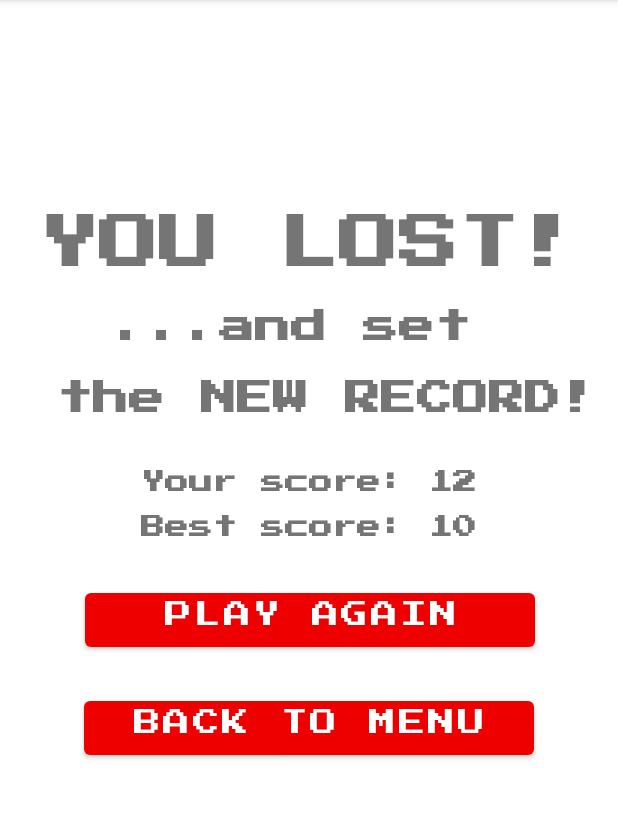
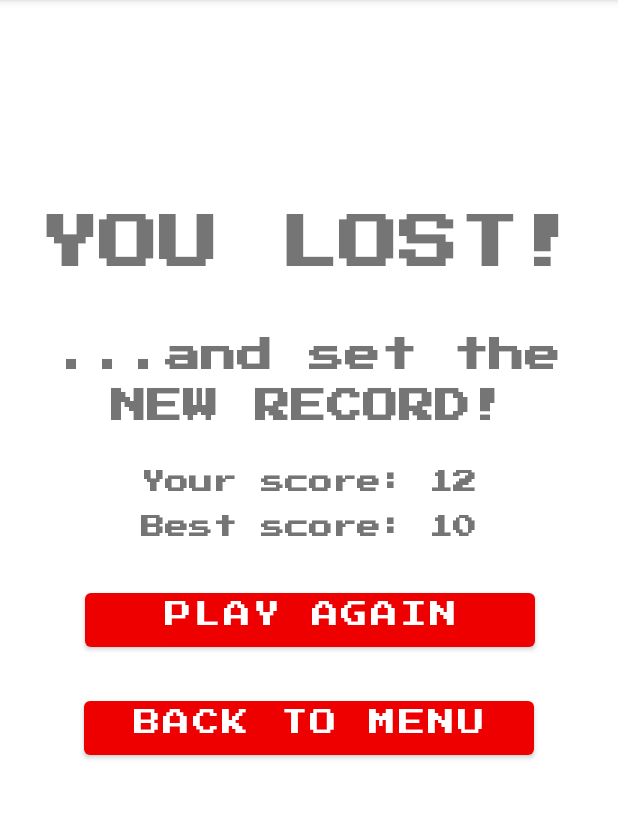
Before and after one commit to rachmiroff/super-mega-snake-android, an Android app: the SinglePlayerDefeatActivityNewRecord screen opened directly, with no data from a screen before it, on a phone screen of 412 x 824 dp, the part 84-903 px from its top. Run offline under Robolectric (Android 15) with nearby library versions, the phone set to English and light mode, and no system bars.

Commit message:
Modify the Single-player Defeat Activity with New Record layout (Closes #14)

```diff
--- a/app/src/main/AndroidManifest.xml
+++ b/app/src/main/AndroidManifest.xml
@@ -12,7 +12,7 @@
         android:theme="@style/Theme.SuperMegaSnake"
         tools:targetApi="31">
         <activity
-            android:name=".SinglePlayerDefeatActivity"
+            android:name=".SinglePlayerDefeatActivityNewRecord"
             android:exported="false" />
         <activity
             android:name=".MainActivity"
--- a/app/src/main/java/kg/auca/super_mega_snake/SinglePlayerDefeatActivity.java
+++ b/app/src/main/java/kg/auca/super_mega_snake/SinglePlayerDefeatActivityNewRecord.java
@@ -4,11 +4,11 @@ import androidx.appcompat.app.AppCompatActivity;
 
 import android.os.Bundle;
 
-public class SinglePlayerDefeatActivity extends AppCompatActivity {
+public class SinglePlayerDefeatActivityNewRecord extends AppCompatActivity {
 
     @Override
     protected void onCreate(Bundle savedInstanceState) {
         super.onCreate(savedInstanceState);
-        setContentView(R.layout.activity_single_player_defeat);
+        setContentView(R.layout.activity_single_player_defeat_new_record);
     }
 }
--- a/app/src/main/res/layout/activity_single_player_defeat.xml
+++ b/app/src/main/res/layout/activity_single_player_defeat_new_record.xml
@@ -4,7 +4,7 @@
     xmlns:tools="http://schemas.android.com/tools"
     android:layout_width="match_parent"
     android:layout_height="match_parent"
-    tools:context=".SinglePlayerDefeatActivity">
+    tools:context=".SinglePlayerDefeatActivityNewRecord">
 
     <TextView
         android:id="@+id/titleSingleDefeatTextView"
@@ -26,15 +26,21 @@
         android:layout_width="wrap_content"
         android:layout_height="wrap_content"
         android:fontFamily="@font/press_start_2p_regular"
+        android:paddingLeft="30dp"
+        android:paddingTop="30dp"
+        android:paddingRight="30dp"
+        android:paddingBottom="20dp"
+        android:lineSpacingExtra="10sp"
         android:text="@string/titleCongratulationsTextView_text"
         android:textAlignment="center"
         android:textSize="24sp"
         android:textStyle="bold"
         app:layout_constraintBottom_toBottomOf="parent"
         app:layout_constraintEnd_toEndOf="parent"
+        app:layout_constraintHorizontal_bias="0.0"
         app:layout_constraintStart_toStartOf="parent"
         app:layout_constraintTop_toTopOf="parent"
-        app:layout_constraintVertical_bias="0.30" />
+        app:layout_constraintVertical_bias="0.3" />
 
     <TextView
         android:id="@+id/titlePlayerScoreTextView"
--- a/app/src/main/res/values/strings.xml
+++ b/app/src/main/res/values/strings.xml
@@ -5,7 +5,7 @@
     <string name="multiPlayerButton_text">MULTI-PLAYER GAME</string>
     <string name="highScoreButton_text">HIGH SCORES</string>
     <string name="titleSingleDefeatTextView_text">YOU LOST!</string>
-    <string name="titleCongratulationsTextView_text">...and set \n \n the NEW RECORD!</string>
+    <string name="titleCongratulationsTextView_text">...and set the NEW RECORD!</string>
     <string name="titlePlayerScoreTextView_text">Your score: 12</string>
     <string name="titlePreviousBestScoreTextView_text">Best score: 10</string>
     <string name="playAgainButton_text">PLAY AGAIN</string>
```
